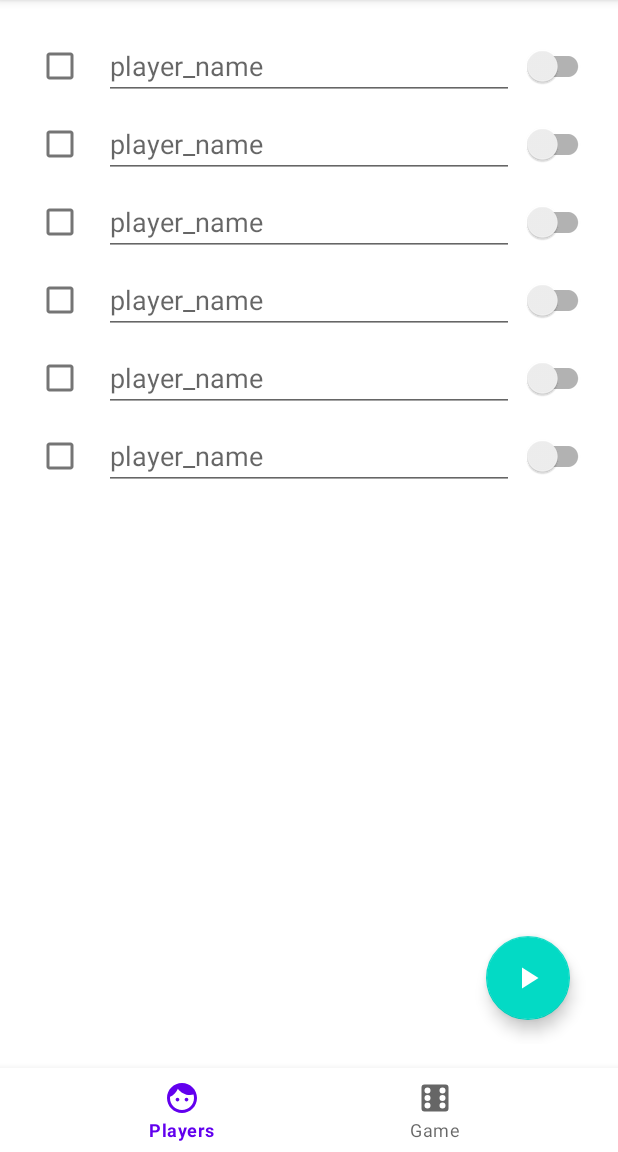
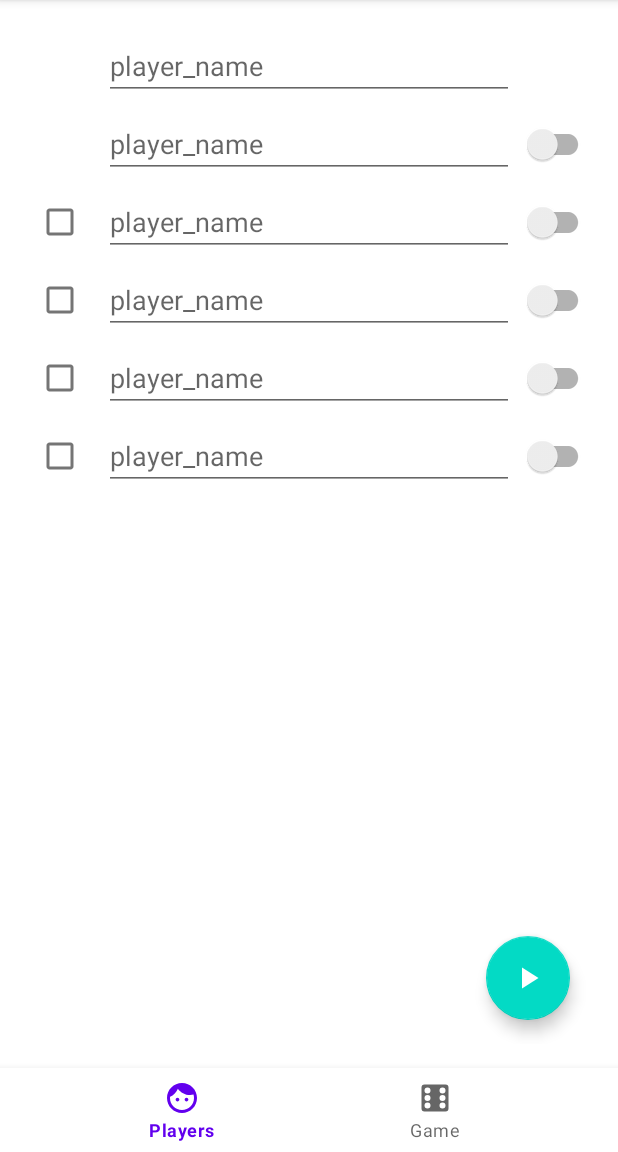
Before and after one commit to expeditioneer/PennyDrop, an Android app: the PickPlayersFragment screen opened through its navigation route, on a phone screen of 412 x 824 dp, the part 84-1236 px from its top. Run offline under Robolectric (Android 15) with nearby library versions, the phone set to English and light mode, and no system bars; our stand-ins replace data binding, navigation-ui.

Commit message:
fragment_pick_players.xml added data binding

```diff
--- a/app/build.gradle.kts
+++ b/app/build.gradle.kts
@@ -1,6 +1,7 @@
 plugins {
     id(BuildPlugins.androidApplication)
     id(BuildPlugins.kotlinAndroid)
+    kotlin("kapt")
 }
 
 android {
@@ -15,6 +16,10 @@ android {
         versionName = "1.0.0"
 
         testInstrumentationRunner = "androidx.test.runner.AndroidJUnitRunner"
+    }
+
+    buildFeatures {
+        dataBinding = true
     }
 
     buildTypes {
--- a/app/src/main/java/dev/lamm/pennydrop/fragments/PickPlayersFragment.kt
+++ b/app/src/main/java/dev/lamm/pennydrop/fragments/PickPlayersFragment.kt
@@ -1,60 +1,21 @@
 package dev.lamm.pennydrop.fragments
 
 import android.os.Bundle
-import androidx.fragment.app.Fragment
 import android.view.LayoutInflater
 import android.view.View
 import android.view.ViewGroup
-import dev.lamm.pennydrop.R
+import androidx.fragment.app.Fragment
+import dev.lamm.pennydrop.databinding.FragmentPickPlayersBinding
 
-// TODO: Rename parameter arguments, choose names that match
-// the fragment initialization parameters, e.g. ARG_ITEM_NUMBER
-private const val ARG_PARAM1 = "param1"
-private const val ARG_PARAM2 = "param2"
 
-/**
- * A simple [Fragment] subclass.
- * Use the [PickPlayersFragment.newInstance] factory method to
- * create an instance of this fragment.
- */
 class PickPlayersFragment : Fragment() {
-    // TODO: Rename and change types of parameters
-    private var param1: String? = null
-    private var param2: String? = null
-
-    override fun onCreate(savedInstanceState: Bundle?) {
-        super.onCreate(savedInstanceState)
-        arguments?.let {
-            param1 = it.getString(ARG_PARAM1)
-            param2 = it.getString(ARG_PARAM2)
-        }
-    }
 
     override fun onCreateView(
         inflater: LayoutInflater, container: ViewGroup?,
         savedInstanceState: Bundle?
     ): View? {
-        // Inflate the layout for this fragment
-        return inflater.inflate(R.layout.fragment_pick_players, container, false)
-    }
+        val binding = FragmentPickPlayersBinding.inflate(inflater, container, false)
 
-    companion object {
-        /**
-         * Use this factory method to create a new instance of
-         * this fragment using the provided parameters.
-         *
-         * @param param1 Parameter 1.
-         * @param param2 Parameter 2.
-         * @return A new instance of fragment PickPlayersFragment.
-         */
-        // TODO: Rename and change types and number of parameters
-        @JvmStatic
-        fun newInstance(param1: String, param2: String) =
-            PickPlayersFragment().apply {
-                arguments = Bundle().apply {
-                    putString(ARG_PARAM1, param1)
-                    putString(ARG_PARAM2, param2)
-                }
-            }
+        return binding.root
     }
 }
--- a/app/src/main/res/layout/fragment_pick_players.xml
+++ b/app/src/main/res/layout/fragment_pick_players.xml
@@ -1,7 +1,9 @@
 <?xml version="1.0" encoding="utf-8"?>
-<androidx.constraintlayout.widget.ConstraintLayout xmlns:android="http://schemas.android.com/apk/res/android"
+<layout xmlns:android="http://schemas.android.com/apk/res/android"
     xmlns:app="http://schemas.android.com/apk/res-auto"
-    xmlns:tools="http://schemas.android.com/tools"
+    xmlns:tools="http://schemas.android.com/tools">
+
+    <androidx.constraintlayout.widget.ConstraintLayout
         android:layout_width="match_parent"
         android:layout_height="match_parent"
         android:layout_margin="16dp"
@@ -17,11 +19,14 @@
 
             <include
                 android:id="@+id/mainPlayer"
-            layout="@layout/player_list_item" />
+                layout="@layout/player_list_item"
+                app:checkboxHidden="@{true}"
+                app:switchHidden="@{true}" />
 
             <include
                 android:id="@+id/player2"
-            layout="@layout/player_list_item" />
+                layout="@layout/player_list_item"
+                app:checkboxHidden="@{true}" />
 
             <include
                 android:id="@+id/player3"
@@ -39,6 +44,7 @@
                 android:id="@+id/player6"
                 layout="@layout/player_list_item" />
         </LinearLayout>
+
         <com.google.android.material.floatingactionbutton.FloatingActionButton
             android:id="@+id/buttonPlayGame"
             android:layout_width="wrap_content"
@@ -51,3 +57,4 @@
             app:tint="@android:color/white" />
 
     </androidx.constraintlayout.widget.ConstraintLayout>
+</layout>
--- a/app/src/main/res/layout/player_list_item.xml
+++ b/app/src/main/res/layout/player_list_item.xml
@@ -1,4 +1,17 @@
 <?xml version="1.0" encoding="utf-8"?>
+<layout>
+    <data>
+        <import type="android.view.View" />
+
+        <variable
+            name="checkboxHidden"
+            type="Boolean" />
+
+        <variable
+            name="switchHidden"
+            type="Boolean" />
+    </data>
+
     <androidx.constraintlayout.widget.ConstraintLayout xmlns:android="http://schemas.android.com/apk/res/android"
         xmlns:app="http://schemas.android.com/apk/res-auto"
         android:layout_width="match_parent"
@@ -8,6 +21,7 @@
             android:id="@+id/checkbox_player_active"
             android:layout_width="wrap_content"
             android:layout_height="wrap_content"
+            android:visibility="@{checkboxHidden ? View.INVISIBLE : View.VISIBLE}"
             app:layout_constraintBottom_toBottomOf="@id/edit_text_player_name"
             app:layout_constraintStart_toStartOf="parent"
             app:layout_constraintTop_toTopOf="@id/edit_text_player_name" />
@@ -27,8 +41,10 @@
             android:id="@+id/switch_player_type"
             android:layout_width="wrap_content"
             android:layout_height="wrap_content"
+            android:visibility="@{switchHidden ? View.INVISIBLE : View.VISIBLE}"
             app:layout_constraintBottom_toBottomOf="@id/edit_text_player_name"
             app:layout_constraintEnd_toEndOf="parent"
             app:layout_constraintTop_toTopOf="@id/edit_text_player_name" />
 
     </androidx.constraintlayout.widget.ConstraintLayout>
+</layout>
```
Lines whose indentation alone changed are shown as unchanged.
